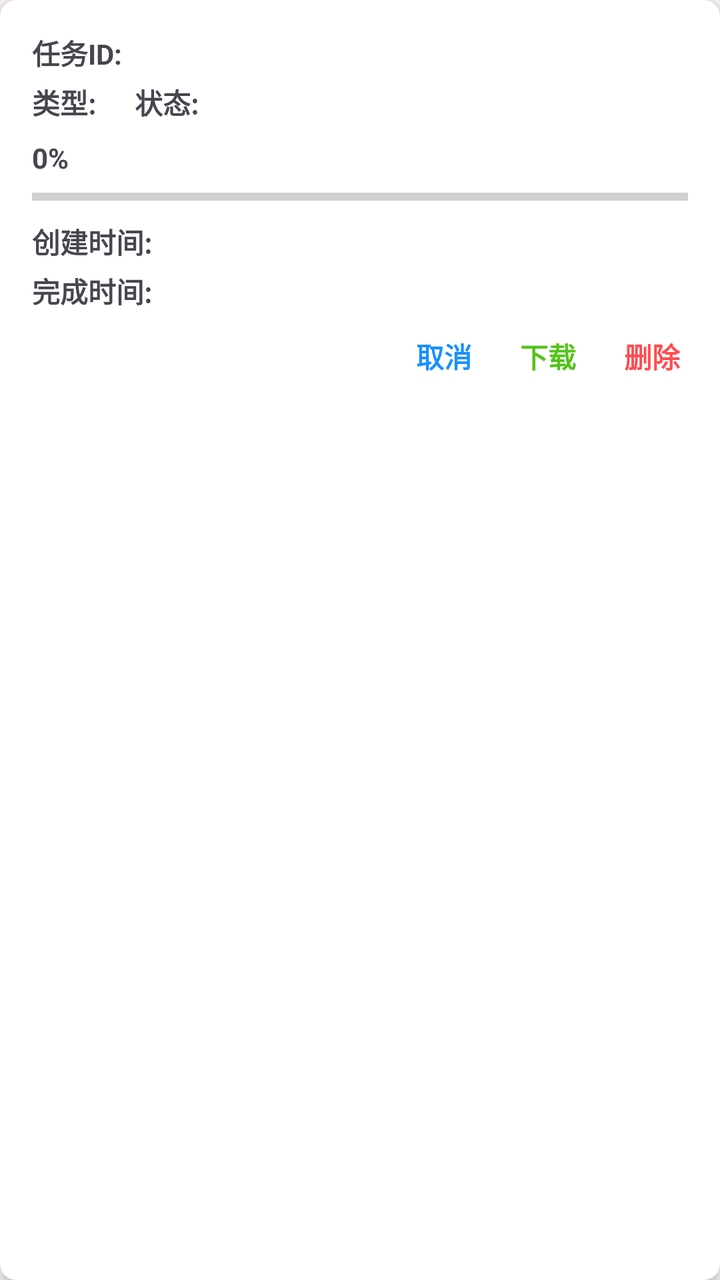
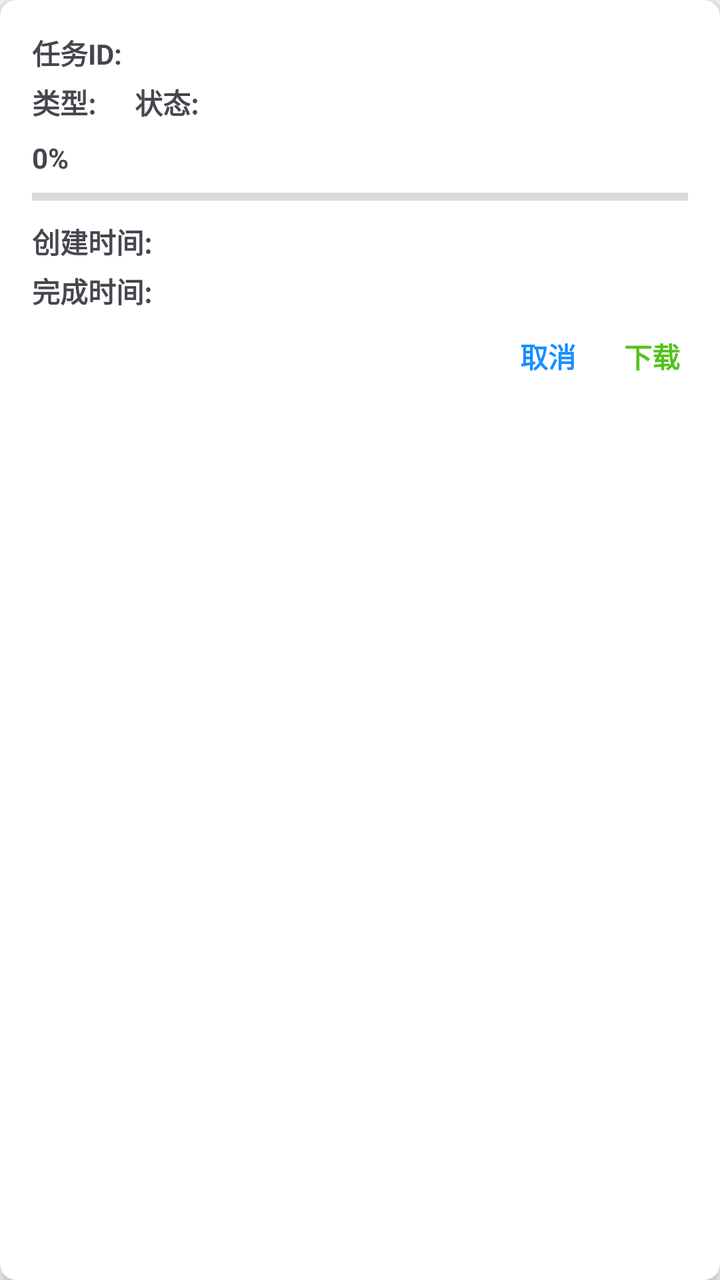

Before-and-after screenshots of an Android layout around one commit, followed by the original layout XML and the change that was made.
<!-- AndroidManifest.xml: application theme Theme.Dehaze -->
<!-- res/layout/item_task.xml -->
<?xml version="1.0" encoding="utf-8"?>
<androidx.cardview.widget.CardView xmlns:android="http://schemas.android.com/apk/res/android"
    xmlns:app="http://schemas.android.com/apk/res-auto"
    android:layout_width="match_parent"
    android:layout_height="wrap_content"
    android:layout_margin="8dp"
    app:cardCornerRadius="8dp"
    app:cardElevation="4dp">

    <LinearLayout
        android:layout_width="match_parent"
        android:layout_height="wrap_content"
        android:orientation="vertical"
        android:padding="16dp">

        <LinearLayout
            android:layout_width="match_parent"
            android:layout_height="wrap_content"
            android:orientation="horizontal">

            <TextView
                android:layout_width="wrap_content"
                android:layout_height="wrap_content"
                android:text="任务ID: "
                android:textStyle="bold" />

            <TextView
                android:id="@+id/tv_task_id"
                android:layout_width="0dp"
                android:layout_height="wrap_content"
                android:layout_weight="1"
                android:ellipsize="end"
                android:maxLines="1" />

        </LinearLayout>

        <LinearLayout
            android:layout_width="match_parent"
            android:layout_height="wrap_content"
            android:layout_marginTop="4dp"
            android:orientation="horizontal">

            <TextView
                android:layout_width="wrap_content"
                android:layout_height="wrap_content"
                android:text="类型: "
                android:textStyle="bold" />

            <TextView
                android:id="@+id/tv_task_type"
                android:layout_width="wrap_content"
                android:layout_height="wrap_content" />

            <TextView
                android:layout_width="wrap_content"
                android:layout_height="wrap_content"
                android:layout_marginStart="16dp"
                android:text="状态: "
                android:textStyle="bold" />

            <TextView
                android:id="@+id/tv_task_status"
                android:layout_width="wrap_content"
                android:layout_height="wrap_content" />

        </LinearLayout>

        <LinearLayout
            android:layout_width="match_parent"
            android:layout_height="wrap_content"
            android:layout_marginTop="8dp"
            android:orientation="vertical">

            <TextView
                android:id="@+id/tv_task_progress"
                android:layout_width="wrap_content"
                android:layout_height="wrap_content"
                android:text="0%"
                android:textStyle="bold" />

            <ProgressBar
                android:id="@+id/task_progress_bar"
                style="?android:attr/progressBarStyleHorizontal"
                android:layout_width="match_parent"
                android:layout_height="wrap_content"
                android:layout_marginTop="2dp"
                android:max="100"
                android:progress="0" />

        </LinearLayout>

        <LinearLayout
            android:layout_width="match_parent"
            android:layout_height="wrap_content"
            android:layout_marginTop="4dp"
            android:orientation="horizontal">

            <TextView
                android:layout_width="wrap_content"
                android:layout_height="wrap_content"
                android:text="创建时间: "
                android:textStyle="bold" />

            <TextView
                android:id="@+id/tv_task_created_at"
                android:layout_width="wrap_content"
                android:layout_height="wrap_content" />

        </LinearLayout>

        <LinearLayout
            android:layout_width="match_parent"
            android:layout_height="wrap_content"
            android:layout_marginTop="4dp"
            android:orientation="horizontal">

            <TextView
                android:layout_width="wrap_content"
                android:layout_height="wrap_content"
                android:text="完成时间: "
                android:textStyle="bold" />

            <TextView
                android:id="@+id/tv_task_completed_at"
                android:layout_width="wrap_content"
                android:layout_height="wrap_content" />

        </LinearLayout>

        <LinearLayout
            android:layout_width="match_parent"
            android:layout_height="wrap_content"
            android:layout_marginTop="8dp"
            android:gravity="end"
            android:orientation="horizontal">

            <TextView
                android:id="@+id/btn_cancel"
                android:layout_width="wrap_content"
                android:layout_height="wrap_content"
                android:padding="4dp"
                android:text="取消"
                android:textColor="#1890ff"
                android:textStyle="bold" />

            <TextView
                android:id="@+id/btn_download"
                android:layout_width="wrap_content"
                android:layout_height="wrap_content"
                android:layout_marginStart="16dp"
                android:padding="4dp"
                android:text="下载"
                android:textColor="#52c41a"
                android:textStyle="bold" />

            <TextView
                android:id="@+id/btn_delete"
                android:layout_width="wrap_content"
                android:layout_height="wrap_content"
                android:layout_marginStart="16dp"
                android:padding="4dp"
                android:text="删除"
                android:textColor="#ff4d4f"
                android:textStyle="bold" />

        </LinearLayout>

    </LinearLayout>

</androidx.cardview.widget.CardView>
<!-- resources referenced by this layout -->
<resources>
  <style name="Theme.Dehaze" parent="Theme.MaterialComponents.DayNight.DarkActionBar">
          
          <item name="colorPrimary">@color/purple_500</item>
          <item name="colorPrimaryVariant">@color/purple_700</item>
          <item name="colorOnPrimary">@color/white</item>
          
          <item name="colorSecondary">@color/teal_200</item>
          <item name="colorSecondaryVariant">@color/teal_700</item>
          <item name="colorOnSecondary">@color/black</item>
          
          <item name="android:statusBarColor">?attr/colorPrimaryVariant</item>
          
      </style>
  <color name="purple_500">#FF6200EE</color>
  <color name="purple_700">#FF3700B3</color>
  <color name="white">#FFFFFFFF</color>
  <color name="teal_200">#FF03DAC5</color>
  <color name="teal_700">#FF018786</color>
  <color name="black">#FF000000</color>
</resources>

<!-- the commit's change to res/layout/item_task.xml (unified diff, before → after) -->
@@ -153,16 +153,6 @@
                 android:textColor="#52c41a"
                 android:textStyle="bold" />
 
-            <TextView
-                android:id="@+id/btn_delete"
-                android:layout_width="wrap_content"
-                android:layout_height="wrap_content"
-                android:layout_marginStart="16dp"
-                android:padding="4dp"
-                android:text="删除"
-                android:textColor="#ff4d4f"
-                android:textStyle="bold" />
-
         </LinearLayout>
 
     </LinearLayout>
<!-- resource entries referenced after the edit -->
@@ -1,23 +1,46 @@
 <!-- resources referenced by this layout -->
 <resources>
-  <style name="Theme.Dehaze" parent="Theme.MaterialComponents.DayNight.DarkActionBar">
+  <style name="Theme.Dehaze" parent="Base.Theme.Dehaze">
           
-          <item name="colorPrimary">@color/purple_500</item>
-          <item name="colorPrimaryVariant">@color/purple_700</item>
+          <item name="colorPrimary">@color/brand_primary</item>
+          <item name="colorPrimaryVariant">@color/brand_primary_dark</item>
+          <item name="colorOnPrimary">@color/white</item>
+          <item name="colorSecondary">@color/brand_secondary</item>
+          <item name="colorOnSecondary">@color/white</item>
+          <item name="android:colorBackground">@color/bg_page</item>
+          <item name="colorSurface">@color/bg_card</item>
+          <item name="android:statusBarColor">@color/brand_primary</item>
+      </style>
+  <style name="Base.Theme.Dehaze" parent="Theme.Material3.DayNight.NoActionBar">
+          
+          <item name="colorPrimary">@color/brand_primary</item>
+          <item name="colorPrimaryVariant">@color/brand_primary_dark</item>
           <item name="colorOnPrimary">@color/white</item>
           
-          <item name="colorSecondary">@color/teal_200</item>
-          <item name="colorSecondaryVariant">@color/teal_700</item>
-          <item name="colorOnSecondary">@color/black</item>
+          <item name="colorSecondary">@color/brand_secondary</item>
+          <item name="colorOnSecondary">@color/white</item>
           
-          <item name="android:statusBarColor">?attr/colorPrimaryVariant</item>
+          <item name="android:colorBackground">@color/bg_page</item>
+          <item name="colorSurface">@color/bg_card</item>
+          <item name="colorOnSurface">@color/text_primary</item>
           
+          <item name="colorError">@color/color_error</item>
+          
+          <item name="android:statusBarColor">@color/brand_primary</item>
+          <item name="android:windowLightStatusBar">false</item>
+          
+          <item name="android:fontFamily">sans-serif</item>
+          <item name="android:textColorPrimary">@color/text_primary</item>
+          <item name="android:textColorSecondary">@color/text_secondary</item>
       </style>
-  <color name="purple_500">#FF6200EE</color>
-  <color name="purple_700">#FF3700B3</color>
+  <color name="brand_primary">#FF3B82F6</color>
+  <color name="brand_primary_dark">#FF6366F1</color>
   <color name="white">#FFFFFFFF</color>
-  <color name="teal_200">#FF03DAC5</color>
-  <color name="teal_700">#FF018786</color>
-  <color name="black">#FF000000</color>
+  <color name="brand_secondary">#FF4285F4</color>
+  <color name="bg_page">#FFF5F7FA</color>
+  <color name="bg_card">#FFFFFFFF</color>
+  <color name="text_primary">#FF1F2937</color>
+  <color name="color_error">#FFF44336</color>
+  <color name="text_secondary">#FF6B7280</color>
 </resources>
 
